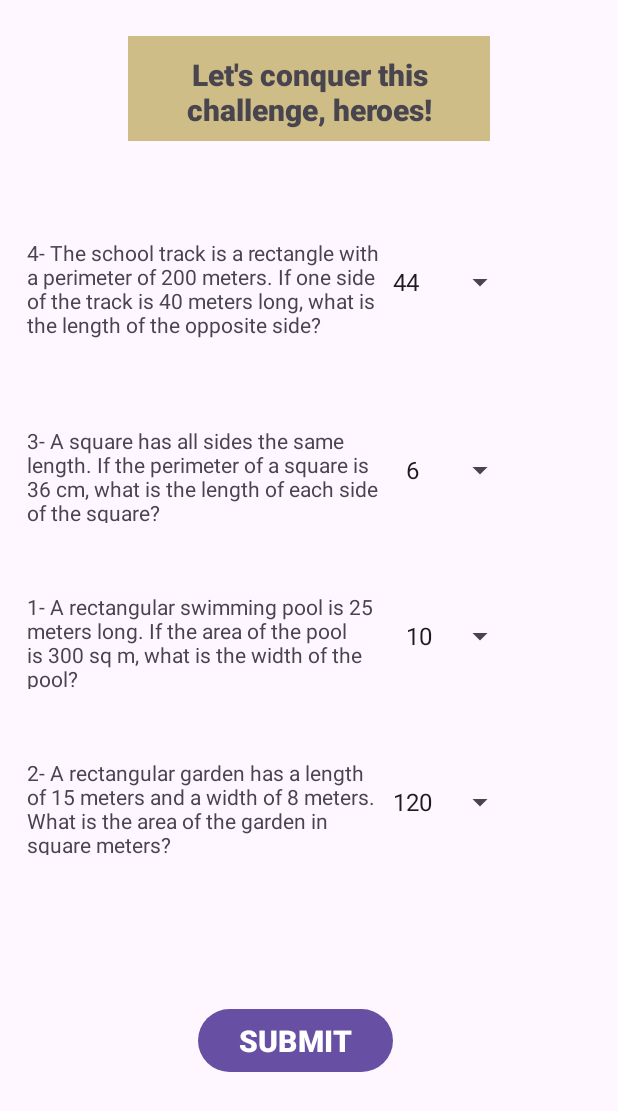
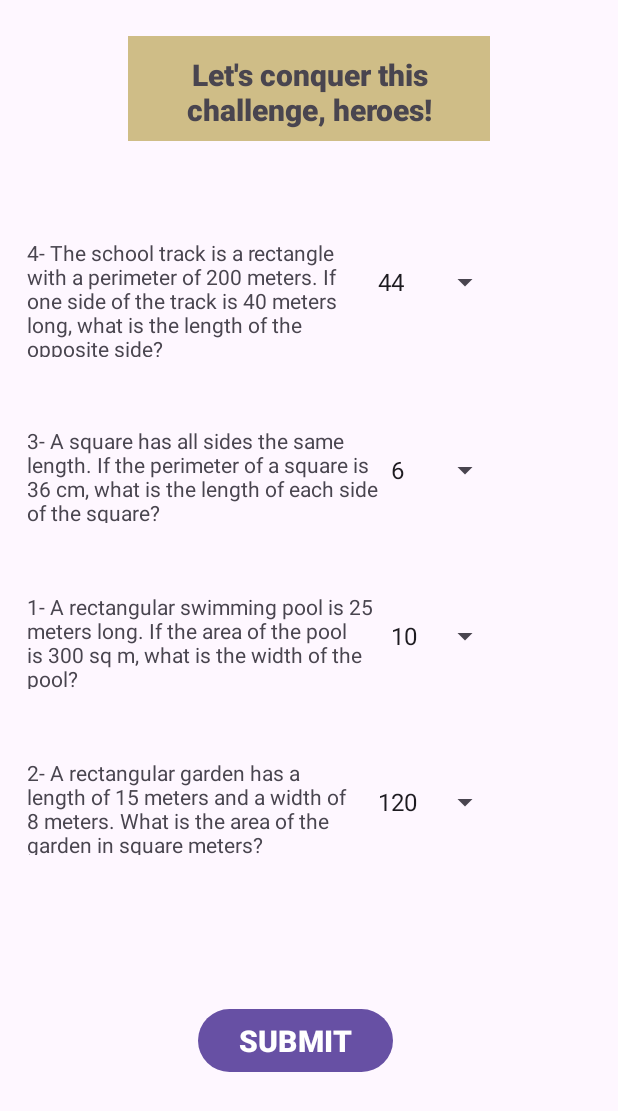
Before and after one commit to DouaMalki/Asiignment1, an Android app: the Challenge_activity screen opened directly, with no data from a screen before it, on a phone screen of 412 x 824 dp. Shown: the top 1111 px of the screen. Run offline under Robolectric (Android 15) with nearby library versions, the phone set to English and light mode, and no system bars.

Commit message:
second commit

```diff
--- a/Assignment1/app/src/main/res/layout/rectangle_challenge.xml
+++ b/Assignment1/app/src/main/res/layout/rectangle_challenge.xml
@@ -104,7 +104,7 @@
                 android:layout_width="wrap_content"
                 android:layout_height="wrap_content"
                 android:layout_marginTop="20dp"
-                android:width="50dp"
+                android:width="60dp"
                 android:fontFamily="sans-serif-medium"
                 android:textStyle="bold" />
         </LinearLayout>
@@ -136,7 +136,7 @@
                 android:layout_width="wrap_content"
                 android:layout_height="wrap_content"
                 android:layout_marginTop="20dp"
-                android:width="50dp"
+                android:width="60dp"
                 android:fontFamily="sans-serif-medium" />
         </LinearLayout>
 
@@ -167,7 +167,7 @@
                 android:layout_width="wrap_content"
                 android:layout_height="wrap_content"
                 android:layout_marginTop="20dp"
-                android:width="50dp"
+                android:width="60dp"
                 android:fontFamily="sans-serif-medium" />
         </LinearLayout>
 
@@ -197,7 +197,7 @@
                 android:layout_width="wrap_content"
                 android:layout_height="wrap_content"
                 android:layout_marginTop="20dp"
-                android:width="50dp"
+                android:width="60dp"
                 android:fontFamily="sans-serif-medium" />
 
         </LinearLayout>
```
